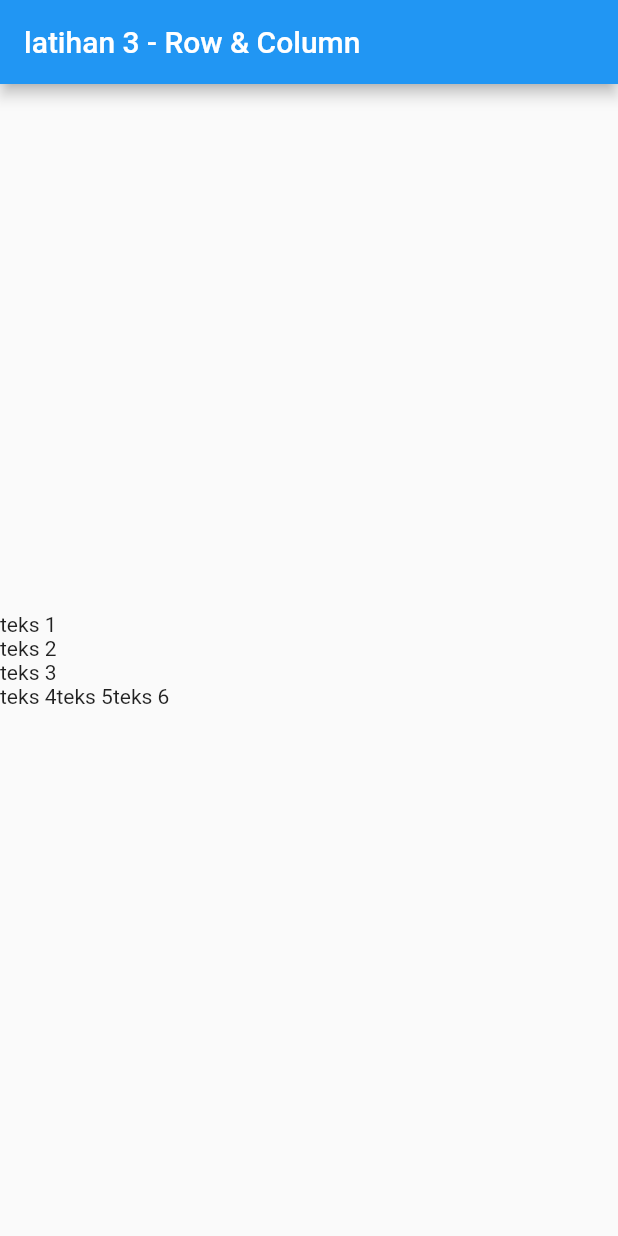
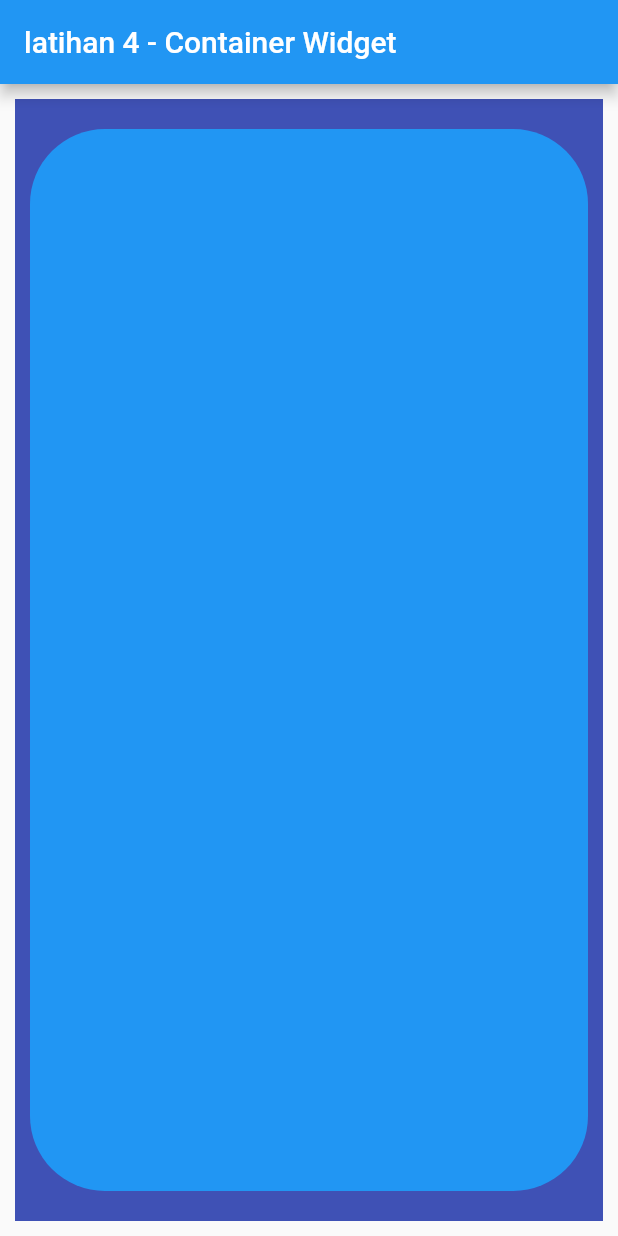
Before and after one commit to dodichakill/latihan_flutter_ku, a Flutter app: the screen it shows after launch, on a phone screen of 412 x 824 dp. Run offline on Flutter 3.47's test engine with Material 2 defaults, Android fonts, the phone set to English and light mode, and no system bars.

Commit message:
latihan 4 - Container Widget

```diff
--- a/lib/main.dart
+++ b/lib/main.dart
@@ -1,4 +1,4 @@
-// latihan 3 - row dan column
+// latihan 4 - Container Widget
 
 import 'package:flutter/material.dart';
 
@@ -10,84 +10,81 @@ class MyApp extends StatelessWidget {
     return MaterialApp(
       home: Scaffold(
           appBar: AppBar(
-            title: Text('latihan 3 - Row & Column'),
+            title: Text('latihan 4 - Container Widget'),
           ),
-          // body: Row(
-          //   mainAxisAlignment: MainAxisAlignment.center,
-          //   children: <Widget>[
-          //     Text('teks 1'),
-          //     Text('teks 2'),
-          //     Text('teks 3'),
-          //   ],
+          // body: Container(
+          //   color: Colors.purple,
+          //   margin: EdgeInsets.all(10),
+          //   padding: EdgeInsets.only(bottom: 10, top: 10),
+          //   child: Container(
+          //     color: Colors.blue,
+          //     margin: EdgeInsets.fromLTRB(10, 20, 30, 40),
+          //   ),
           // )),
 
-          // body: Column(
-          //   mainAxisAlignment: MainAxisAlignment.center,
-          //   children: <Widget>[
-          //     Text('teks 1'),
-          //     Text('teks 2'),
-          //     Text('teks 3'),
-          //   ],
+          // body: Container(
+          //   color: Colors.indigo,
+          //   margin: EdgeInsets.all(10),
+          //   padding: EdgeInsets.only(bottom: 10, top: 10),
+          //   child: Container(
+          //     // memberikan gradasi dari kiri ke kanan
+          //     decoration: BoxDecoration(
+          //         gradient: LinearGradient(colors: <Color>[
+          //       Colors.yellow,
+          //       Colors.green,
+          //       Colors.lightBlue,
+          //       Colors.purple
+          //     ])),
+          //     margin: EdgeInsets.only(top: 10, bottom: 10),
+          //   ),
           // )),
 
-          // body: Column(
-          //   mainAxisAlignment: MainAxisAlignment.center,
-          //   children: <Widget>[
-          //     Text('teks 1'),
-          //     Text('teks 2'),
-          //     Text('teks 3'),
-          //     Row(
-          //       children: <Widget>[
-          //         Text('teks 4'),
-          //         Text('teks 5'),
-          //         Text('teks 6'),
-          //       ],
-          //     )
-          //   ],
+          // body: Container(
+          //   color: Colors.indigo,
+          //   margin: EdgeInsets.all(10),
+          //   padding: EdgeInsets.only(bottom: 10, top: 10),
+          //   child: Container(
+          //     // memberikan gradasi dari atas kiri ke bawah kanan
+          //     decoration: BoxDecoration(
+          //         gradient: LinearGradient(
+          //             begin: Alignment.topLeft,
+          //             end: Alignment.bottomRight,
+          //             colors: <Color>[
+          //           Colors.yellow,
+          //           Colors.green,
+          //           Colors.lightBlue,
+          //           Colors.purple
+          //         ])),
+          //     margin: EdgeInsets.only(top: 10, bottom: 10),
+          //   ),
           // )),
 
-          // body: Row(
-          //   mainAxisAlignment: MainAxisAlignment.center,
-          //   children: <Widget>[
-          //     Text('teks 1'),
-          //     Text('teks 2'),
-          //     Text('teks 3'),
-          //     Row(
-          //       children: <Widget>[
-          //         Text('teks 4'),
-          //         Text('teks 5'),
-          //         Text('teks 6'),
-          //       ],
-          //     )
-          //   ],
-          // )),
-
-          body: Column(
-            mainAxisAlignment: MainAxisAlignment.center,
-            crossAxisAlignment: CrossAxisAlignment.start,
-            children: <Widget>[
-              Text('teks 1'),
-              Text('teks 2'),
-              Text('teks 3'),
-              Row(
-                children: <Widget>[
-                  Text('teks 4'),
-                  Text('teks 5'),
-                  Text('teks 6'),
-                ],
-              )
-            ],
+          body: Container(
+            color: Colors.indigo,
+            margin: EdgeInsets.all(10),
+            padding: EdgeInsets.only(bottom: 10, top: 10),
+            child: Container(
+              // memberikan border radius
+              decoration: BoxDecoration(
+                  color: Colors.blue, borderRadius: BorderRadius.circular(50)),
+              margin: EdgeInsets.all(10),
+            ),
           )),
-
     );
   }
 }
 
 // penjelasan singkat
 // ----------------
-// children:  <Widget>[] berfungsi untuk menampilkan beberapa widget sekaligus
-// widget Column berfungsi untuk mengatur tataletak widget yang ada dicolumn disusun secara kebawah (vertikal)
-// widget Row berfungsi untuk mengatur tataletak widget yang ada dirow disusun secara kesamping (horizontal)
-// widget column dan row memiliki property:
-// - mainAxisAlignment: yang bisa memiliki value MainAxisAlignment.center yang jika dipakai dalam row maka akan menengahkan letaknya secara horizontal sedangkan column akan menengahkan secara vertikal
-// - crossAxisAlignment: yang bisa memiliki value CrossAxisAlignment.start yang jika dipakai dalam column akan ke kiri secara vertikal
+// Widget Container merupakan widget pembungkus
+// widget ini mempunyai property seperti berikut:
+// - color
+// berfungsi untuk memberikan warna kepada container, dan bisa bernilai Colors.blue yang artinya container berwarna biru
+// - margin
+// untuk memberikan jarak container ke-luar container, bisa bernilai: EdgeInsets.all(10) yang berarti semua sisinya container memiliki jarak ke-luar 10, EdgeInsets.only(bottom: 10, top: 10) yang berarti hanya sisi bagian bawah dan atasnya container memiliki jarak ke-luar 10, EdgeInsets.fromLTRB(10, 20, 30, 40) artinya dari sisi kiri memiliki jarak ke-luar 10, atas 20, kanan 30, bawah 40
+// - padding
+// untuk memberikan jarak container ke-dalam container, bisa bernilai: EdgeInsets.all(10) yang berarti semua sisinya container memiliki jarak ke-dalam 10, EdgeInsets.only(bottom: 10, top: 10) yang berarti hanya sisi bagian bawah dan atasnya container memiliki jarak ke-dalam 10, EdgeInsets.fromLTRB(10, 20, 30, 40) artinya dari sisi kiri memiliki jarak ke-dalam 10, atas 20, kanan 30, bawah 40
+// - child
+// yang berfungsi untuk membuat/menambahkan turunan widget lainnya kedalam container
+// - decoration
+// berfungsi untuk memberikan dekorasi/styling pada container, bisa berisi widget BoxDecoration yang bernilai gradient: LinearGradient(colors: <Color>[Colors.yellow, Colors.red, Colors.green]) yang berarti container tersebut memiliki gradasi warna dari kiri kuning, dari tengah merah dan dari kanan hijau
```
